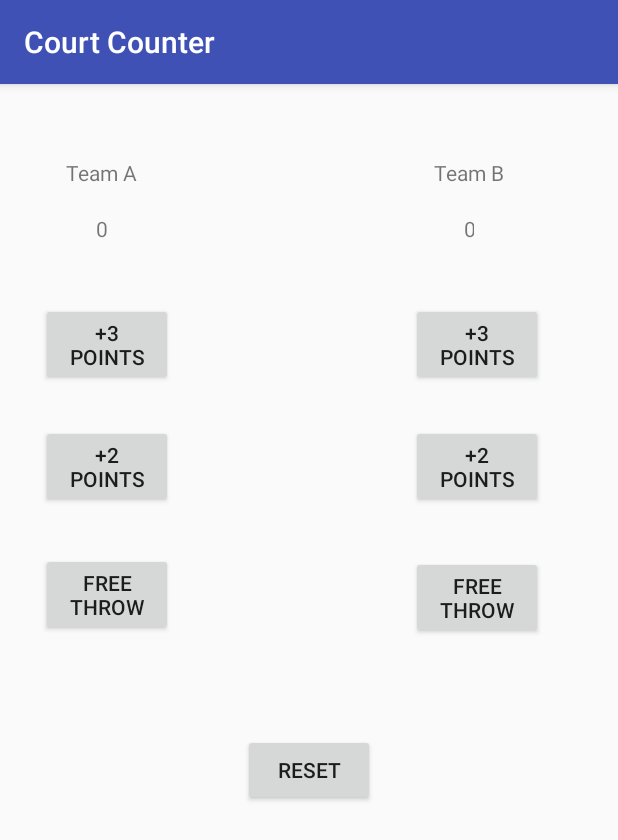
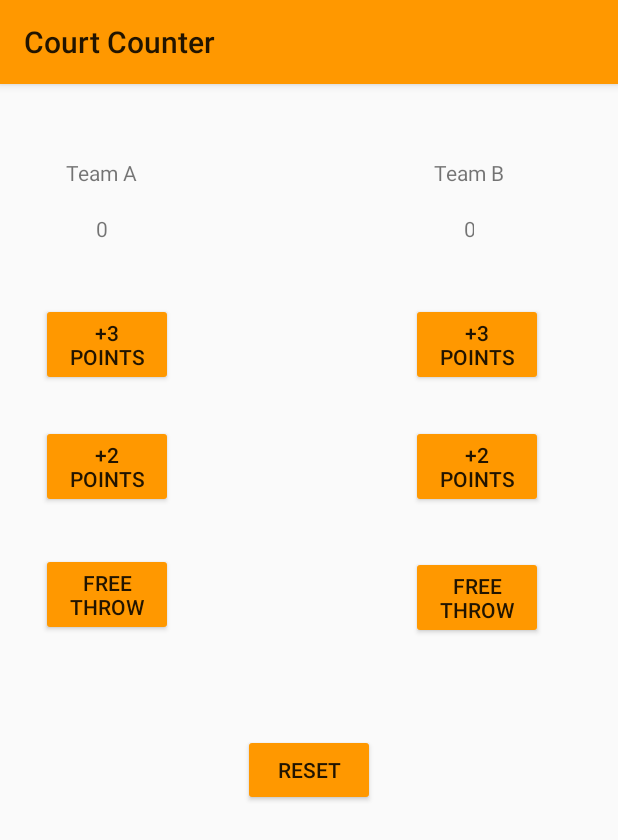
Before and after one commit to jolenen/CourtCounter, an Android app: the screen it shows after launch (MainActivity), on a phone screen of 412 x 824 dp. Shown: the top 840 px of the screen. Run offline under Robolectric (Android 15) with nearby library versions, the phone set to English and light mode, and no system bars.

Commit message:
Update styles.xml

```diff
--- a/app/src/main/res/layout/activity_main.xml
+++ b/app/src/main/res/layout/activity_main.xml
@@ -80,6 +80,7 @@
         tools:layout_constraintLeft_creator="1"
         tools:layout_constraintRight_creator="1"
         tools:layout_constraintTop_creator="1" />
+
     <TextView
         android:id="@+id/txtTeamB"
         android:layout_width="0dp"
--- a/app/src/main/res/values/styles.xml
+++ b/app/src/main/res/values/styles.xml
@@ -1,11 +1,13 @@
 <resources>
 
     <!-- Base application theme. -->
-    <style name="AppTheme" parent="Theme.AppCompat.Light.DarkActionBar">
+    <style name="AppTheme" parent="Theme.AppCompat.Light">
         <!-- Customize your theme here. -->
-        <item name="colorPrimary">@color/colorPrimary</item>
+        <item name="colorPrimary">#FF9800</item>
         <item name="colorPrimaryDark">@color/colorPrimaryDark</item>
         <item name="colorAccent">@color/colorAccent</item>
+        <!-- Background color of buttons in app -->
+        <item name="colorButtonNormal">#FF9800</item>
     </style>
 
 </resources>
```
